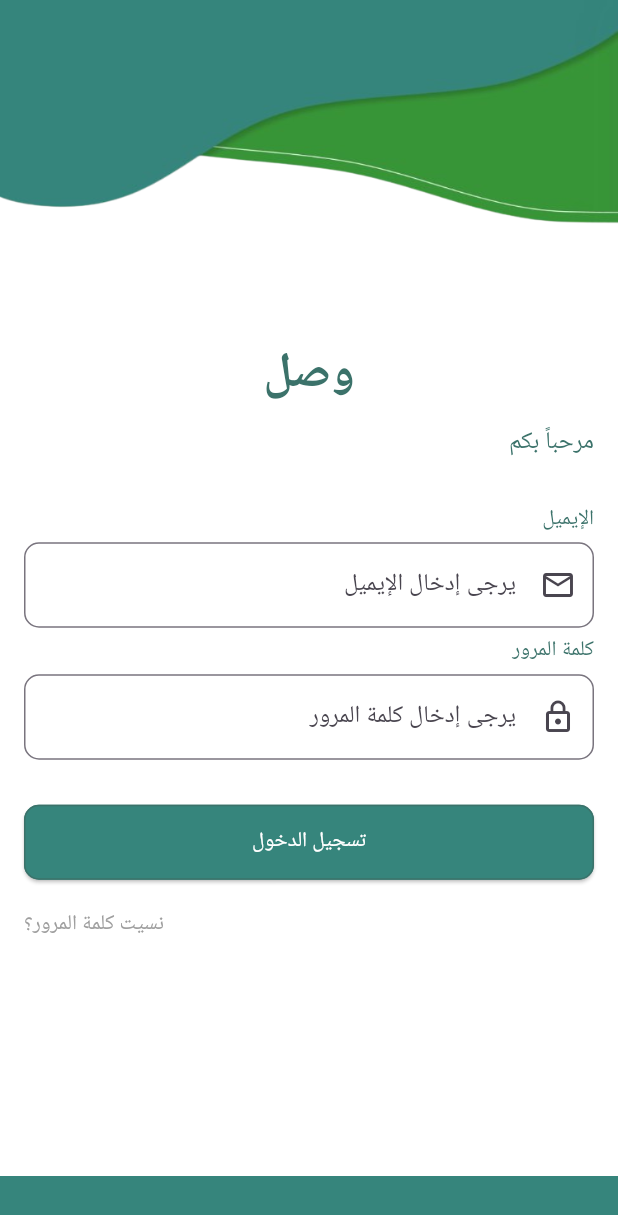
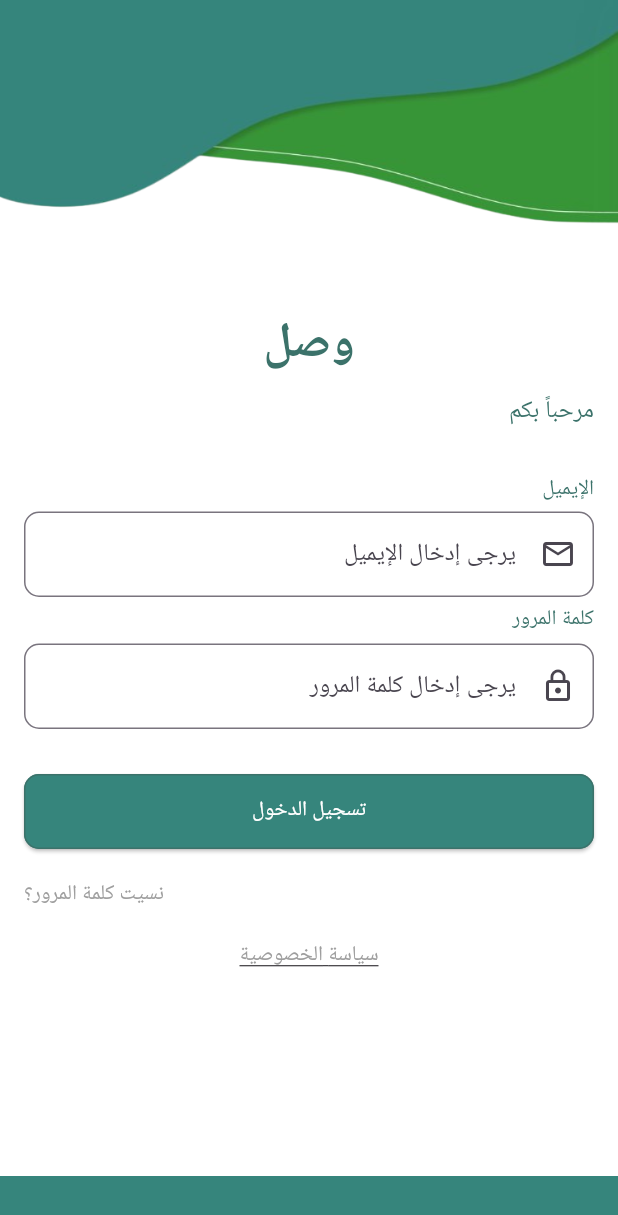
Before and after one commit to BairakNassour/wasl, a Flutter app: the screen it shows after launch, on a phone screen of 412 x 824 dp. Shown: the top 1215 px of the screen. Run offline on Flutter 3.47's test engine with Material 3 defaults, Android fonts, the phone set to English and light mode, and no system bars; our stand-ins replace awesome_dialog, dio, flutter_local_notifications, flutter_otp_text_field, open_file, shared_preferences.

Commit message:
third commit

```diff
--- a/lib/auth/login.dart
+++ b/lib/auth/login.dart
@@ -3,6 +3,7 @@ import 'package:wasl/auth/forgetpassword.dart';
 import 'package:wasl/component/Color.dart';
 import 'package:wasl/controller/authentication_controller.dart';
 import 'package:wasl/view/HomePage.dart';
+import 'package:url_launcher/url_launcher.dart'; // Add this import for URL launching
 
 class LoginPage extends StatefulWidget {
   const LoginPage({super.key});
@@ -16,8 +17,19 @@ TextEditingController _emailController = TextEditingController();
 TextEditingController _passwordController = TextEditingController();
 
 class _LoginPageState extends State<LoginPage> {
-  final _formKey = GlobalKey<FormState>(); // مفتاح نموذج
-  bool isLoading = false; // متغير للتحكم في حالة التحميل
+  final _formKey = GlobalKey<FormState>();
+  bool isLoading = false;
+
+  // Function to launch URL
+  Future<void> _launchPrivacyPolicy() async {
+    const url = 'https://wasel.scit.co/public/privay_policy.htm';
+    if (await canLaunchUrl(Uri.parse(url))) {
+      await launchUrl(Uri.parse(url));
+    } else {
+      throw 'Could not launch $url';
+    }
+  }
+
 
   @override
   Widget build(BuildContext context) {
@@ -199,6 +211,21 @@ class _LoginPageState extends State<LoginPage> {
                               ),
                             ),
                           ),
+                          const SizedBox(height: 20),
+                          // Privacy Policy Link
+                          Align(
+                            alignment: Alignment.center,
+                            child: GestureDetector(
+                              onTap: _launchPrivacyPolicy,
+                              child: const Text(
+                                'سياسة الخصوصية',
+                                style: TextStyle(
+                                  color: Colors.grey,
+                                  decoration: TextDecoration.underline,
+                                ),
+                              ),
+                            ),
+                          ),
                         ],
                       ),
                     ),
--- a/lib/main.dart
+++ b/lib/main.dart
@@ -3,10 +3,10 @@
 import 'package:flutter/material.dart';
 import 'package:wasl/auth/login.dart';
 import 'package:wasl/auth/splach.dart';
-import 'package:wasl/firebase_options.dart';
+// import 'package:wasl/firebase_options.dart';
 
 void main() async {
-  WidgetsFlutterBinding.ensureInitialized();
+  // WidgetsFlutterBinding.ensureInitialized();
   // await Firebase.initializeApp(
   //   options: DefaultFirebaseOptions.currentPlatform, // إعدادات Firebase حسب النظام الأساسي
   // );
--- a/pubspec.yaml
+++ b/pubspec.yaml
@@ -46,6 +46,7 @@ dependencies:
   flutter_otp_text_field: ^1.2.0
   flutter_launcher_icons: ^0.14.1
   intl: ^0.17.0
+  url_launcher: ^6.3.1
 
 dev_dependencies:
   flutter_test:
```
Also changed, not shown: pubspec.lock, 5 other files.
